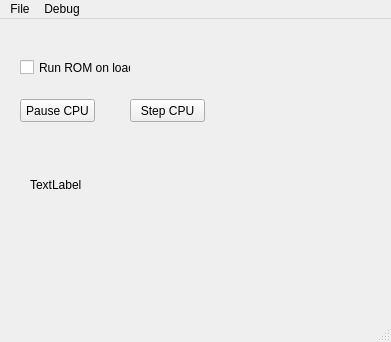
The window that src/Platform/MainWindow.ui (Subv/shiny-ninja) describes before a commit, drawn with Qt 5.
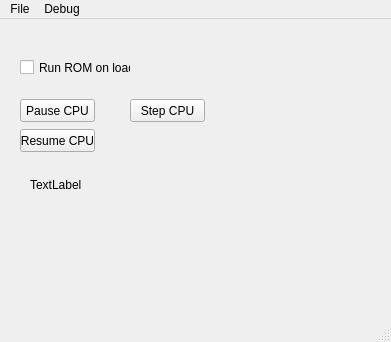
The same window after the commit.

Patch:
```diff
--- a/src/Platform/MainWindow.ui
+++ b/src/Platform/MainWindow.ui
@@ -66,6 +66,19 @@
      <string>Run ROM on load</string>
     </property>
    </widget>
+   <widget class="QPushButton" name="resumeButton">
+    <property name="geometry">
+     <rect>
+      <x>20</x>
+      <y>110</y>
+      <width>75</width>
+      <height>23</height>
+     </rect>
+    </property>
+    <property name="text">
+     <string>Resume CPU</string>
+    </property>
+   </widget>
   </widget>
   <widget class="QMenuBar" name="menubar">
    <property name="geometry">
```
Left out of the diff: 17 changed lines with no effect on the pictures.
